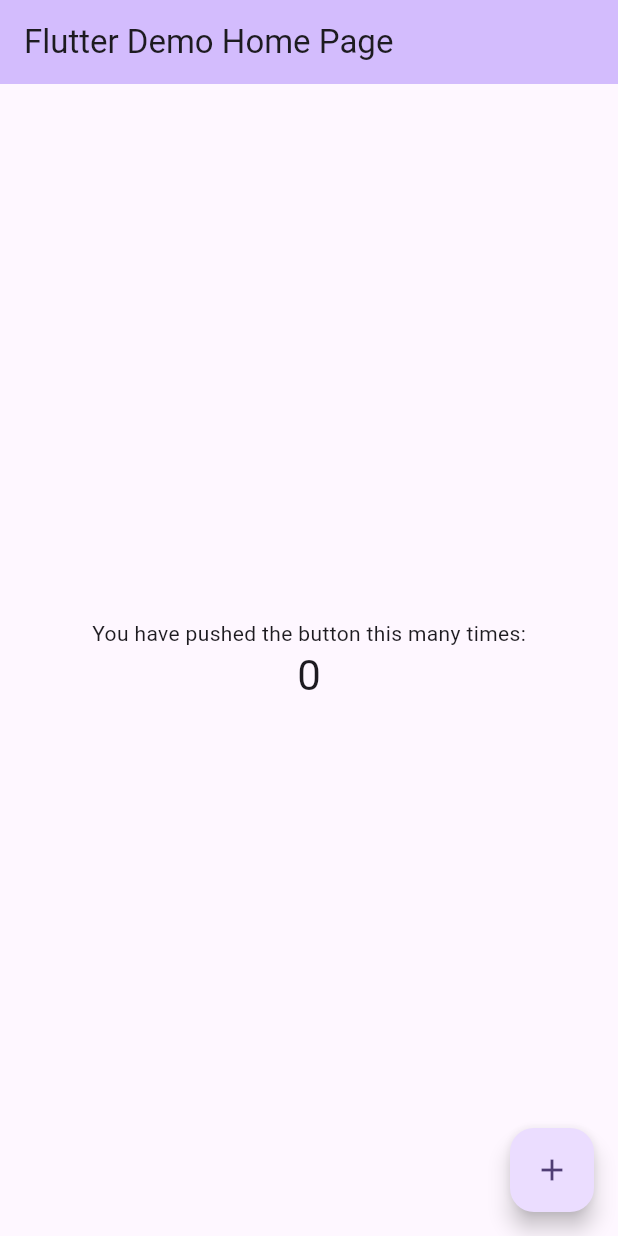
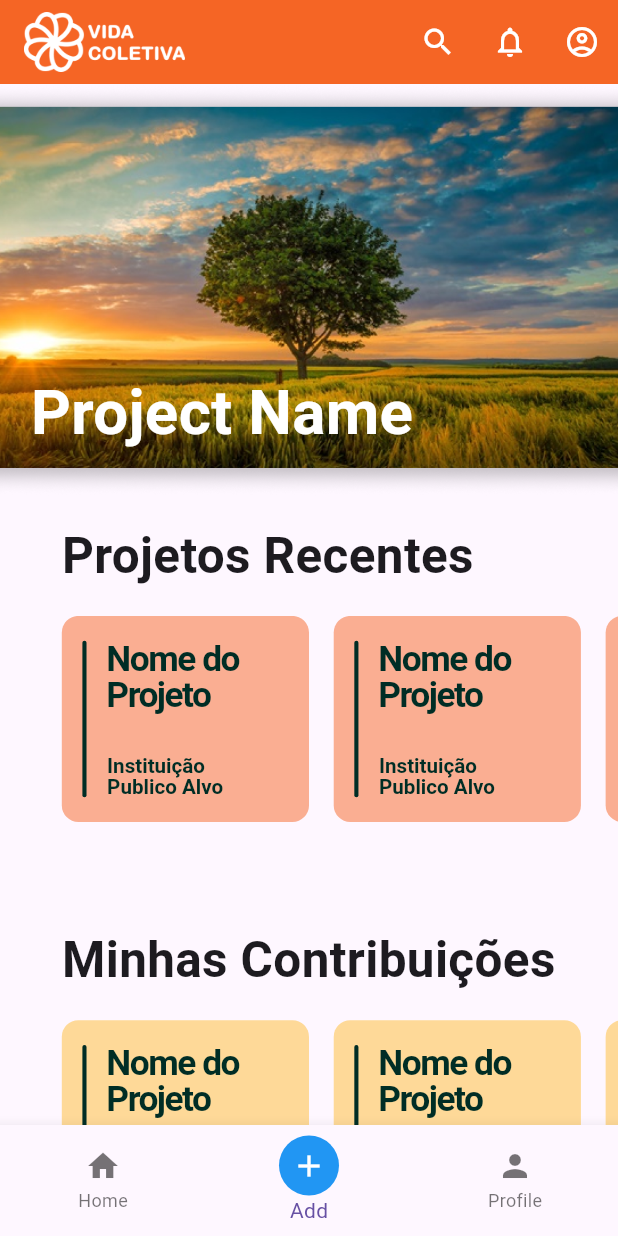
Before and after one commit to VidaColetiva/VidaColetiva, a Flutter app: the screen it shows after launch, on a phone screen of 412 x 824 dp. Run offline on Flutter 3.47's test engine with Material 3 defaults, Android fonts, the phone set to English and light mode, and no system bars; drawn by our look-alikes of carousel_slider.

Commit message:
Novas tela de home com bottom bar incompleta

```diff
--- a/lib/main.dart
+++ b/lib/main.dart
@@ -1,125 +1,23 @@
 import 'package:flutter/material.dart';
+import 'package:vidacoletiva/resources/assets/colour_pallete.dart';
+import 'package:vidacoletiva/views/home_page.dart';
 
 void main() {
-  runApp(const MyApp());
+  runApp(const VidaColetiva());
 }
 
-class MyApp extends StatelessWidget {
-  const MyApp({super.key});
+class VidaColetiva extends StatelessWidget {
+  const VidaColetiva({Key? key}) : super(key: key);
 
-  // This widget is the root of your application.
   @override
   Widget build(BuildContext context) {
     return MaterialApp(
-      title: 'Flutter Demo',
+      debugShowCheckedModeBanner: false,
+      title: 'Vida Coletiva',
       theme: ThemeData(
-        // This is the theme of your application.
-        //
-        // TRY THIS: Try running your application with "flutter run". You'll see
-        // the application has a purple toolbar. Then, without quitting the app,
-        // try changing the seedColor in the colorScheme below to Colors.green
-        // and then invoke "hot reload" (save your changes or press the "hot
-        // reload" button in a Flutter-supported IDE, or press "r" if you used
-        // the command line to start the app).
-        //
-        // Notice that the counter didn't reset back to zero; the application
-        // state is not lost during the reload. To reset the state, use hot
-        // restart instead.
-        //
-        // This works for code too, not just values: Most code changes can be
-        // tested with just a hot reload.
-        colorScheme: ColorScheme.fromSeed(seedColor: Colors.deepPurple),
-        useMaterial3: true,
+        primaryColor: AppColors.primaryOrange,
       ),
-      home: const MyHomePage(title: 'Flutter Demo Home Page'),
+      home: const HomePage(),
     );
   }
 }
-
-class MyHomePage extends StatefulWidget {
-  const MyHomePage({super.key, required this.title});
-
-  // This widget is the home page of your application. It is stateful, meaning
-  // that it has a State object (defined below) that contains fields that affect
-  // how it looks.
-
-  // This class is the configuration for the state. It holds the values (in this
-  // case the title) provided by the parent (in this case the App widget) and
-  // used by the build method of the State. Fields in a Widget subclass are
-  // always marked "final".
-
-  final String title;
-
-  @override
-  State<MyHomePage> createState() => _MyHomePageState();
-}
-
-class _MyHomePageState extends State<MyHomePage> {
-  int _counter = 0;
-
-  void _incrementCounter() {
-    setState(() {
-      // This call to setState tells the Flutter framework that something has
-      // changed in this State, which causes it to rerun the build method below
-      // so that the display can reflect the updated values. If we changed
-      // _counter without calling setState(), then the build method would not be
-      // called again, and so nothing would appear to happen.
-      _counter++;
-    });
-  }
-
-  @override
-  Widget build(BuildContext context) {
-    // This method is rerun every time setState is called, for instance as done
-    // by the _incrementCounter method above.
-    //
-    // The Flutter framework has been optimized to make rerunning build methods
-    // fast, so that you can just rebuild anything that needs updating rather
-    // than having to individually change instances of widgets.
-    return Scaffold(
-      appBar: AppBar(
-        // TRY THIS: Try changing the color here to a specific color (to
-        // Colors.amber, perhaps?) and trigger a hot reload to see the AppBar
-        // change color while the other colors stay the same.
-        backgroundColor: Theme.of(context).colorScheme.inversePrimary,
-        // Here we take the value from the MyHomePage object that was created by
-        // the App.build method, and use it to set our appbar title.
-        title: Text(widget.title),
-      ),
-      body: Center(
-        // Center is a layout widget. It takes a single child and positions it
-        // in the middle of the parent.
-        child: Column(
-          // Column is also a layout widget. It takes a list of children and
-          // arranges them vertically. By default, it sizes itself to fit its
-          // children horizontally, and tries to be as tall as its parent.
-          //
-          // Column has various properties to control how it sizes itself and
-          // how it positions its children. Here we use mainAxisAlignment to
-          // center the children vertically; the main axis here is the vertical
-          // axis because Columns are vertical (the cross axis would be
-          // horizontal).
-          //
-          // TRY THIS: Invoke "debug painting" (choose the "Toggle Debug Paint"
-          // action in the IDE, or press "p" in the console), to see the
-          // wireframe for each widget.
-          mainAxisAlignment: MainAxisAlignment.center,
-          children: <Widget>[
-            const Text(
-              'You have pushed the button this many times:',
-            ),
-            Text(
-              '$_counter',
-              style: Theme.of(context).textTheme.headlineMedium,
-            ),
-          ],
-        ),
-      ),
-      floatingActionButton: FloatingActionButton(
-        onPressed: _incrementCounter,
-        tooltip: 'Increment',
-        child: const Icon(Icons.add),
-      ), // This trailing comma makes auto-formatting nicer for build methods.
-    );
-  }
-}
--- /dev/null
+++ b/lib/resources/assets/colour_pallete.dart
@@ -0,0 +1,15 @@
+import 'package:flutter/material.dart';
+
+class AppColors {
+  static const Color primaryOrange = Color.fromARGB(255, 245, 101, 37);
+  static const Color primaryGreen = Color.fromARGB(255, 0, 122, 101);
+
+  static const Color secondaryOrange = Color.fromARGB(127, 245, 101, 37);
+  static const Color secondaryYellow = Color.fromARGB(127, 255, 187, 48);
+
+  static const Color white = Color.fromARGB(255, 255, 255, 255);
+  static const Color black = Color.fromARGB(255, 0, 0, 0);
+
+  static const Color darkGreen = Color.fromARGB(255, 0, 45, 37);
+
+}
--- /dev/null
+++ b/lib/resources/widgets/main_app_bar.dart
@@ -0,0 +1,26 @@
+import 'package:flutter/material.dart';
+import '../assets/colour_pallete.dart';
+
+AppBar mainAppBar(BuildContext context){
+  return AppBar(
+    title: Image.asset('lib/resources/assets/images/vida-coletiva-logo.png', height: 40),
+    backgroundColor: AppColors.primaryOrange,
+    actions: [
+      IconButton(
+        icon: const Icon(Icons.search),
+        color: AppColors.white,
+        onPressed: (){},
+      ),
+      IconButton(
+        icon: const Icon(Icons.notifications_none_outlined),
+        color: AppColors.white,
+        onPressed: (){},
+      ),
+      IconButton(
+        icon: const Icon(Icons.account_circle_outlined),
+        color: AppColors.white,
+        onPressed: (){},
+      ),
+    ],
+  );
+}
--- /dev/null
+++ b/lib/resources/widgets/main_bottom_bar.dart
@@ -0,0 +1,46 @@
+
+import 'package:flutter/material.dart';
+import 'package:vidacoletiva/resources/assets/colour_pallete.dart';
+
+BottomNavigationBar mainBottomBar(BuildContext context, int selectedIndex, Function(int) onItemTapped){
+  Widget circularIcon(IconData icon){
+    return Container(
+      padding: EdgeInsets.all(8),
+      decoration: BoxDecoration(
+        shape: BoxShape.circle,
+        color: AppColors.primaryGreen,
+      ),
+      child: Icon(icon, color: Colors.white),
+    );
+  }
+
+  return BottomNavigationBar(
+    items: <BottomNavigationBarItem>[
+      BottomNavigationBarItem(
+        icon: Icon(Icons.home),
+        label: 'Home',
+      ),
+      BottomNavigationBarItem(
+        icon: selectedIndex == 1
+            ? Container(
+          padding: EdgeInsets.all(8),
+          decoration: BoxDecoration(
+            shape: BoxShape.circle,
+            color: Colors.blue,
+          ),
+          child: Icon(Icons.add, color: Colors.white),
+        )
+            : Icon(Icons.add),
+        label: 'Add',
+      ),
+      BottomNavigationBarItem(
+        icon: Icon(Icons.person),
+        label: 'Profile',
+      ),
+    ],
+    currentIndex: selectedIndex,
+    onTap: (int index){
+      onItemTapped(index);
+    },
+  );
+}
--- /dev/null
+++ b/lib/views/home_page.dart
@@ -0,0 +1,232 @@
+import 'package:carousel_slider/carousel_slider.dart';
+import 'package:flutter/material.dart';
+import '../resources/assets/colour_pallete.dart';
+import '../resources/widgets/main_app_bar.dart';
+import '../resources/widgets/main_bottom_bar.dart';
+
+class HomePage extends StatefulWidget {
+  const HomePage({super.key});
+
+  @override
+  State<HomePage> createState() => _HomePageState();
+}
+
+class _HomePageState extends State<HomePage> {
+  int _selectedIndex = 1;
+
+  void _onItemTapped(int index) {
+    setState(() {
+      _selectedIndex = index;
+    });
+  }
+
+  @override
+  Widget build(BuildContext context) {
+    return Scaffold(
+      appBar: mainAppBar(context),
+      bottomNavigationBar: mainBottomBar(context, _selectedIndex, _onItemTapped),
+      body: SingleChildScrollView(
+        child: Column(
+          mainAxisAlignment: MainAxisAlignment.start,
+          children: [
+            imageCarousel(),
+            recentProjects(),
+            myProjectContributions(),
+          ],
+        ),
+      ),
+
+    );
+  }
+
+  Widget imageCarousel(){
+    return CarouselSlider(
+      options: CarouselOptions(
+        height: MediaQuery.of(context).size.height/3,
+        viewportFraction: 1,
+        clipBehavior: Clip.hardEdge,
+      ),
+      items: [
+        carouselImage(),
+        carouselImage(),
+        carouselImage(),
+        carouselImage(),
+        carouselImage(),
+      ]
+    );
+  }
+
+  Widget carouselImage(){
+    return Stack(
+      children: [
+        Container(
+          decoration: BoxDecoration(
+            image: DecorationImage(
+              image: AssetImage('lib/resources/assets/images/stock-image.png'),
+              fit: BoxFit.cover,
+            ),
+          ),
+        ),
+        Positioned(
+          bottom: 10,
+          left: 0,
+          right: 0,
+          child: Padding(
+            padding: EdgeInsets.only(
+              bottom: MediaQuery.of(context).size.height/50,
+              left: MediaQuery.of(context).size.width/20
+            ),
+            child: Text(
+              'Project Name',
+              style: TextStyle(
+                color: Colors.white,
+                fontSize: MediaQuery.of(context).size.height/20,
+                fontWeight: FontWeight.bold
+              )
+            ),
+          ),
+        )
+      ],
+    );
+  }
+
+  Widget recentProjects(){
+    return Column(
+      children: [
+        Align(
+          alignment: Alignment.centerLeft,
+          child: Padding(
+            padding: EdgeInsets.symmetric(
+              horizontal: MediaQuery.of(context).size.width/10,
+              vertical: MediaQuery.of(context).size.height/50
+            ),
+            child: Text(
+              'Projetos Recentes',
+              style: TextStyle(fontSize: MediaQuery.of(context).size.height/25, fontWeight: FontWeight.bold)
+            ),
+          )
+        ),
+        projectCarousel(AppColors.secondaryOrange),
+      ],
+    );
+  }
+
+  Widget myProjectContributions(){
+    return Column(
+      children: [
+        Align(
+            alignment: Alignment.centerLeft,
+            child: Padding(
+              padding: EdgeInsets.only(
+                bottom: MediaQuery.of(context).size.height/50,
+                left: MediaQuery.of(context).size.width/10,
+              ),
+              child: Text(
+                  'Minhas Contribuições',
+                  style: TextStyle(fontSize: MediaQuery.of(context).size.height/25, fontWeight: FontWeight.bold)
+              ),
+            )
+        ),
+        projectCarousel(AppColors.secondaryYellow),
+      ],
+    );
+  }
+
+  Widget projectCarousel(Color cardColor){
+    return SizedBox(
+      height: MediaQuery.of(context).size.height/4,
+      width: MediaQuery.of(context).size.width,
+      child: ListView.builder(
+        shrinkWrap: true,
+        scrollDirection: Axis.horizontal,
+        itemCount: 5,
+        itemBuilder: (context, index){
+          return Padding(
+            padding: EdgeInsets.only(
+              left: index == 0 ? MediaQuery.of(context).size.width / 10 : 0,
+              right: MediaQuery.of(context).size.width / 50,
+            ),
+            child: projectCard(cardColor),
+          );
+        },
+      ),
+    );
+  }
+
+  Widget projectCard(Color containerColor) {
+    Widget projectText(String cardText, {required int fontSize, double? letterSpacing, int? maxLines}) {
+      return Padding(
+        padding: EdgeInsets.only(right: MediaQuery.of(context).size.width / 30),
+        child: Text(
+          cardText,
+          softWrap: true,
+          textAlign: TextAlign.left,
+          maxLines: maxLines??1,
+          style: TextStyle(
+            color: AppColors.darkGreen,
+            fontSize: MediaQuery.of(context).size.height/fontSize,
+            fontWeight: FontWeight.bold,
+            letterSpacing: letterSpacing??0,
+            height: 1
+          ),
+        ),
+      );
+    }
+
+    return Padding(
+      padding: EdgeInsets.only(right: MediaQuery.of(context).size.width / 50),
+      child: Stack(
+        children: [
+          Container(
+            width: MediaQuery.of(context).size.width / 2.5,
+            height: MediaQuery.of(context).size.height / 6,
+            decoration: BoxDecoration(
+              color: containerColor, // Cor de fundo do container
+              borderRadius: BorderRadius.circular(11),
+            ),
+            child: Row(
+              children: [
+                Padding(
+                  padding: EdgeInsets.symmetric(
+                    horizontal: MediaQuery.of(context).size.width / 30,
+                    vertical: MediaQuery.of(context).size.height / 50,
+                  ),
+                  child: Container(
+                    width: MediaQuery.of(context).size.width / 150,
+                    decoration: BoxDecoration(
+                      color: AppColors.darkGreen, // Cor de fundo do container
+                      borderRadius: BorderRadius.circular(10),
+                    ),
+                  ),
+                ),
+                Expanded(
+                  child: Column(
+                    crossAxisAlignment: CrossAxisAlignment.start,
+                    mainAxisAlignment: MainAxisAlignment.spaceBetween,
+                    children: [
+                      Padding(
+                        padding: EdgeInsets.only(top: MediaQuery.of(context).size.height / 50),
+                        child: projectText('Nome do Projeto', fontSize: 35, letterSpacing: -1, maxLines: 2),
+                      ),
+                      Column(
+                        crossAxisAlignment: CrossAxisAlignment.start,
+                        mainAxisAlignment: MainAxisAlignment.start,
+                        children: [
+                          projectText('Instituição', fontSize: 60),
+                          Padding(
+                            padding: EdgeInsets.only(bottom: MediaQuery.of(context).size.height / 50),
+                            child: projectText('Publico Alvo', fontSize: 60),
+                          ),
+                        ],
+                      ),
+                    ],
+                  ),
+                ),
+              ],
+            ),
+          ),
+        ],
+      ),
+    );
+  }
+}
--- a/pubspec.yaml
+++ b/pubspec.yaml
@@ -28,6 +28,7 @@ environment:
 # the latest version available on pub.dev. To see which dependencies have newer
 # versions available, run `flutter pub outdated`.
 dependencies:
+  carousel_slider: ^5.0.0
   flutter:
     sdk: flutter
 
@@ -59,7 +60,8 @@ flutter:
   uses-material-design: true
 
   # To add assets to your application, add an assets section, like this:
-  # assets:
+  assets:
+    - lib/resources/assets/images/
   #   - images/a_dot_burr.jpeg
   #   - images/a_dot_ham.jpeg
 
```
Also changed, not shown: lib/resources/assets/images/stock-image.png (added), lib/resources/assets/images/vida-coletiva-logo.png (added), 1 other file.
